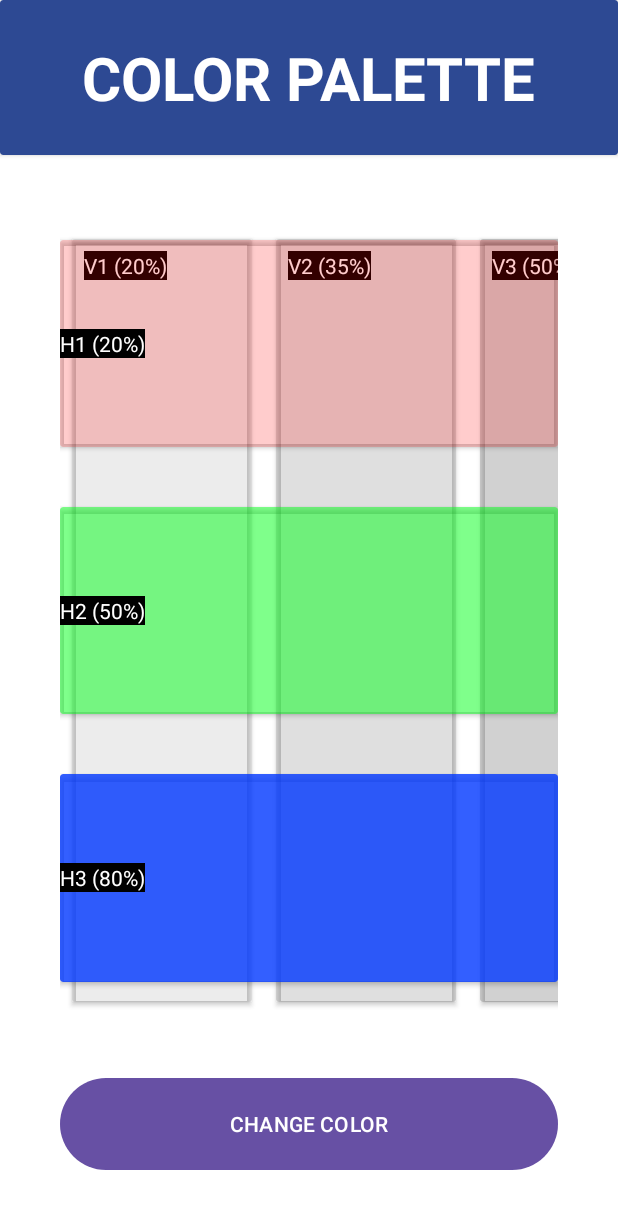
After one commit to KaylR0/Actividades1PMDM, an Android app: the ColorPalette screen opened directly, with no data from a screen before it, on a phone screen of 412 x 824 dp. The commit adds this screen. Shown: the top 1209 px of the screen. Run offline under Robolectric (Android 15) with nearby library versions, the phone set to English and light mode, and no system bars.

Commit message:
Todos los cambios de la rama developer mergeados correctamente. Preparado para Push origin/main y entrega al profesor

```diff
--- /dev/null
+++ b/app/src/main/java/com/kaylr/chat/colorPalette/ColorPalette.kt
@@ -0,0 +1,90 @@
+package com.kaylr.chat.colorPalette
+
+import android.app.Dialog
+import android.graphics.Color
+import androidx.appcompat.app.AppCompatActivity
+import android.os.Bundle
+import android.widget.Button
+import android.widget.RadioButton
+import android.widget.RadioGroup
+import androidx.cardview.widget.CardView
+import androidx.recyclerview.widget.LinearLayoutManager
+import androidx.recyclerview.widget.RecyclerView
+import com.kaylr.chat.R
+
+class ColorPalette : AppCompatActivity() {
+    private lateinit var rvVerticalColor: RecyclerView //RECYCLER_ColorPalette
+    private lateinit var verticalColorAdapter: VerticalColorAdapter //RECYCLER_VerticalColor
+    private lateinit var btnChangeColor: Button
+
+    private val vColors = mutableListOf( //RECYCLER_verticalColors
+        VerticalColor(R.string.v1_20.toString(), Color.argb(20,23,23,23)), //me ha obligado a cambiar la variable "Color" dentro de la data class a Int en vez de a Color.
+        VerticalColor(R.string.v2_35.toString(), Color.argb(35,23,23,23)),
+        VerticalColor(R.string.v3_50.toString(), Color.argb(50,23,23,23)),
+        VerticalColor(R.string.v4_65.toString(), Color.argb(65,23,23,23)),
+        VerticalColor(R.string.v5_80.toString(), Color.argb(80,23,23,23))
+    )
+    private fun initComponents() {
+        rvVerticalColor = findViewById<RecyclerView>(R.id.rvVerticalColors)
+        btnChangeColor = findViewById(R.id.btnChangeColor)
+    }
+    private fun initUI(){
+        verticalColorAdapter = VerticalColorAdapter(vColors)//{ position -> onColorSelected(position) } //RECYCLER_vColor
+        rvVerticalColor.layoutManager = LinearLayoutManager(this, LinearLayoutManager.HORIZONTAL, false) //RECYCLER_vColor
+        rvVerticalColor.adapter = verticalColorAdapter //RECYCLER_vColor
+    }
+    override fun onCreate(savedInstanceState: Bundle?) {
+        super.onCreate(savedInstanceState)
+        setContentView(R.layout.activity_color_palette)
+        initComponents()
+        initUI()
+        initListeners()
+    }
+    private fun initListeners() { btnChangeColor.setOnClickListener{ showDialog() }
+    }
+    private fun showDialog() {
+        val dialog = Dialog(this)
+        dialog.setContentView(R.layout.dialog_color_palette)
+        val btnApplyColor: Button = dialog.findViewById(R.id.btnApplyColor)
+        val rgBars: RadioGroup = dialog.findViewById(R.id.rgBars)
+        val rgColors: RadioGroup = dialog.findViewById(R.id.rgColors)
+        val cvH1: CardView = findViewById(R.id.cvHorizontalColor1)
+        val cvH2: CardView = findViewById(R.id.cvHorizontalColor2)
+        val cvH3: CardView = findViewById(R.id.cvHorizontalColor3)
+
+        btnApplyColor.setOnClickListener {
+            val selectedBarRadioButton: RadioButton = rgBars.findViewById(rgBars.checkedRadioButtonId)
+            val selectedColorRadioButton: RadioButton = rgColors.findViewById(rgColors.checkedRadioButtonId)
+            var currentColor: Array<Int> = arrayOf(R.color.black20,R.color.black35,R.color.black50,R.color.black65,R.color.black80)
+
+            when(selectedColorRadioButton.text.toString()){
+                getString(R.string.white) -> currentColor = arrayOf(R.color.white20,R.color.white35,R.color.white50,R.color.white65,R.color.white80)
+                getString(R.string.red) -> currentColor = arrayOf(R.color.red20,R.color.red35,R.color.red50,R.color.red65,R.color.red80)
+                getString(R.string.orange) -> currentColor = arrayOf(R.color.orange20,R.color.orange35,R.color.orange50,R.color.orange65,R.color.orange80)
+                getString(R.string.yellow) -> currentColor = arrayOf(R.color.yellow20,R.color.yellow35,R.color.yellow50,R.color.yellow65,R.color.yellow80)
+                getString(R.string.green) -> currentColor = arrayOf(R.color.green20,R.color.green35,R.color.green50,R.color.green65,R.color.green80)
+                getString(R.string.turquoise) -> currentColor = arrayOf(R.color.turquoise20,R.color.turquoise35,R.color.turquoise50,R.color.turquoise65,R.color.turquoise80)
+                getString(R.string.blue) -> currentColor = arrayOf(R.color.blue20,R.color.blue35,R.color.blue50,R.color.blue65,R.color.blue80)
+                getString(R.string.purple) -> currentColor = arrayOf(R.color.purple20,R.color.purple35,R.color.purple50,R.color.purple65,R.color.purple80)
+                getString(R.string.black) -> currentColor = arrayOf(R.color.black20,R.color.black35,R.color.black50,R.color.black65,R.color.black80)
+            }
+            when(selectedBarRadioButton.text.toString()){
+                getString(R.string.h1_20) -> cvH1.setCardBackgroundColor(getColor(currentColor[0])) //si su texto es el de la String indicada, le asigna el color correspondiente
+                getString(R.string.h2_50) -> cvH2.setCardBackgroundColor(getColor(currentColor[2]))
+                getString(R.string.h3_80) -> cvH3.setCardBackgroundColor(getColor(currentColor[4]))
+                getString(R.string.v1_20) -> vColors[0].color= getColor(currentColor[0])
+                getString(R.string.v2_35) -> vColors[1].color= getColor(currentColor[1])
+                getString(R.string.v3_50) -> vColors[2].color= getColor(currentColor[2])
+                getString(R.string.v4_65) -> vColors[3].color= getColor(currentColor[3])
+                getString(R.string.v5_80) -> vColors[4].color= getColor(currentColor[4])
+            }
+                updateVerticalColors()
+                dialog.hide()
+        }
+        dialog.show()
+    }
+    private fun updateVerticalColors() {
+        //notificamos un cambio hecho a la lista (dataclass) VerticalColor
+        rvVerticalColor.adapter?.notifyDataSetChanged()
+    }
+}
--- /dev/null
+++ b/app/src/main/java/com/kaylr/chat/colorPalette/VerticalColor.kt
@@ -0,0 +1,4 @@
+package com.kaylr.chat.colorPalette
+
+
+data class VerticalColor(val name:String, var color: Int)
--- /dev/null
+++ b/app/src/main/java/com/kaylr/chat/colorPalette/VerticalColorAdapter.kt
@@ -0,0 +1,22 @@
+package com.kaylr.chat.colorPalette
+
+import android.view.LayoutInflater
+import android.view.ViewGroup
+import androidx.recyclerview.widget.RecyclerView
+import com.kaylr.chat.R
+import com.kaylr.chat.boardGamesApp.GamesViewHolder
+
+class VerticalColorAdapter (private val color: List<VerticalColor>) :
+RecyclerView.Adapter<VerticalColorViewHolder>() {
+    override fun onCreateViewHolder(parent: ViewGroup, viewType: Int): VerticalColorViewHolder {
+        val view = LayoutInflater.from(parent.context).inflate(R.layout.item_vertical_color, parent, false)
+        return VerticalColorViewHolder(view)
+    }
+
+    override fun onBindViewHolder(holder: VerticalColorViewHolder, position: Int) {
+        holder.render(color[position])
+    }
+
+    override fun getItemCount()=color.size
+
+}
--- /dev/null
+++ b/app/src/main/java/com/kaylr/chat/colorPalette/VerticalColorViewHolder.kt
@@ -0,0 +1,68 @@
+package com.kaylr.chat.colorPalette
+
+import android.view.View
+import android.widget.TextView
+import androidx.cardview.widget.CardView
+import androidx.core.content.ContextCompat
+import androidx.recyclerview.widget.RecyclerView
+import com.kaylr.chat.R
+import com.kaylr.chat.boardGamesApp.GameCategory
+
+class VerticalColorViewHolder(view: View): RecyclerView.ViewHolder(view) {
+    private val viewContainerVC: CardView = view.findViewById(R.id.viewContainerVerticalColor)
+    private val tvVerticalColor:TextView = view.findViewById(R.id.tvVerticalColor)
+    fun render(vColor: VerticalColor){
+        when(vColor.name){
+            R.string.v1_20.toString() -> {
+                tvVerticalColor.text = "V1 (20%)"
+                viewContainerVC.setCardBackgroundColor(vColor.color)
+                /*viewContainerVC.setBackgroundColor(
+                    ContextCompat.getColor(
+                        viewContainerVC.context,
+                        R.color.v_color1_20
+                    )
+                )*/
+            }
+            R.string.v2_35.toString() -> {
+                tvVerticalColor.text = "V2 (35%)"
+                viewContainerVC.setCardBackgroundColor(vColor.color)
+                /*viewContainerVC.setBackgroundColor(
+                    ContextCompat.getColor(
+                        viewContainerVC.context,
+                        R.color.v_color2_35
+                    )
+                )*/
+            }
+            R.string.v3_50.toString() -> {
+                tvVerticalColor.text = "V3 (50%)"
+                viewContainerVC.setCardBackgroundColor(vColor.color)
+                /*viewContainerVC.setBackgroundColor(
+                    ContextCompat.getColor(
+                        viewContainerVC.context,
+                        R.color.v_color3_50
+                    )
+                )*/
+            }
+            R.string.v4_65.toString() -> {
+                tvVerticalColor.text = "V4 (65%)"
+                viewContainerVC.setCardBackgroundColor(vColor.color)
+                /*viewContainerVC.setBackgroundColor(
+                    ContextCompat.getColor(
+                        viewContainerVC.context,
+                        R.color.v_color4_65
+                    )
+                )*/
+            }
+            R.string.v5_80.toString() -> {
+                tvVerticalColor.text = "V5 (80%)"
+                viewContainerVC.setCardBackgroundColor(vColor.color)
+                /*viewContainerVC.setBackgroundColor(
+                    ContextCompat.getColor(
+                        viewContainerVC.context,
+                        R.color.v_color5_80
+                    )
+                )*/
+            }
+        }
+    }
+}
--- /dev/null
+++ b/app/src/main/res/layout/activity_color_palette.xml
@@ -0,0 +1,111 @@
+<?xml version="1.0" encoding="utf-8"?>
+<FrameLayout
+    xmlns:android="http://schemas.android.com/apk/res/android"
+    xmlns:app="http://schemas.android.com/apk/res-auto"
+    xmlns:tools="http://schemas.android.com/tools"
+    android:layout_width="match_parent"
+    android:layout_height="match_parent"
+    tools:context=".colorPalette.ColorPalette"
+    tools:ignore="ExtraText">
+    <!-- LAYOUT PARA ENCABEZADO Y RECYCLERVIEW -->
+    <LinearLayout
+        android:layout_width="match_parent"
+        android:layout_height="match_parent"
+        android:orientation="vertical"
+        android:background="@color/white"
+        >
+    <androidx.cardview.widget.CardView
+        android:layout_width="match_parent"
+        android:layout_height="0dp"
+        android:backgroundTint="@color/bgapp_background_app"
+        android:layout_weight="1">
+        <TextView
+            android:layout_width="wrap_content"
+            android:layout_height="wrap_content"
+            android:text="COLOR PALETTE"
+            android:textColor="@color/white"
+            android:textSize="40dp"
+            android:layout_gravity="center"
+            android:textStyle="bold">
+        </TextView>
+    </androidx.cardview.widget.CardView>
+    <androidx.recyclerview.widget.RecyclerView
+        android:id="@+id/rvVerticalColors"
+        android:layout_width="match_parent"
+        android:layout_height="0dp"
+        android:layout_weight="6"
+        android:layout_marginBottom="100dp"
+        android:padding="40dp" />
+    </LinearLayout>
+
+    <!-- LAYOUT PARA CARDVIEWS Y BOTÓN -->
+    <LinearLayout
+        android:layout_width="match_parent"
+        android:layout_height="match_parent"
+        android:orientation="vertical"
+        android:padding="40dp"
+        android:layout_marginTop="100dp">
+        <androidx.cardview.widget.CardView
+            android:id="@+id/cvHorizontalColor1"
+            android:layout_width="match_parent"
+            android:layout_height="0dp"
+            android:layout_weight="1"
+            app:cardBackgroundColor="@color/red20"
+            android:layout_marginVertical="20dp"
+            ><TextView
+                android:layout_width="wrap_content"
+                android:layout_height="wrap_content"
+                android:text="@string/h1_20"
+                android:textColor="@color/white"
+                android:background="@color/black"
+                android:layout_gravity="start|center"
+                style="bold"
+            ></TextView>
+
+        </androidx.cardview.widget.CardView>
+        <androidx.cardview.widget.CardView
+            android:id="@+id/cvHorizontalColor2"
+            android:layout_width="match_parent"
+            android:layout_height="0dp"
+            android:layout_weight="1"
+            app:cardBackgroundColor="@color/green50"
+            android:layout_marginVertical="20dp"
+            ><TextView
+                android:layout_width="wrap_content"
+                android:layout_height="wrap_content"
+                android:text="@string/h2_50"
+                android:textColor="@color/white"
+                android:background="@color/black"
+                android:layout_gravity="start|center"
+                style="bold"
+            ></TextView>
+        </androidx.cardview.widget.CardView>
+
+        <androidx.cardview.widget.CardView
+            android:id="@+id/cvHorizontalColor3"
+            android:layout_width="match_parent"
+            android:layout_height="0dp"
+            android:layout_weight="1"
+            app:cardBackgroundColor="@color/blue80"
+            android:layout_marginVertical="20dp"
+            ><TextView
+                android:layout_width="wrap_content"
+                android:layout_height="wrap_content"
+                android:text="@string/h3_80"
+                android:textColor="@color/white"
+                android:background="@color/black"
+                android:layout_gravity="start|center"
+                style="bold"
+            ></TextView>
+        </androidx.cardview.widget.CardView>
+
+        <Button
+            android:id="@+id/btnChangeColor"
+            android:layout_width="match_parent"
+            android:layout_height="0dp"
+            android:layout_weight="0.5"
+            android:layout_marginTop="40dp"
+            android:text="CHANGE COLOR">
+        </Button>
+    </LinearLayout>
+</FrameLayout>
```
Also changed, not shown: app/src/main/res/layout/activity_menu.xml (+10 -2 lines), app/src/main/res/layout/dialog_color_palette.xml (added, +206 -0 lines), app/src/main/res/layout/item_ejemplo.xml (added, +11 -0 lines), app/src/main/res/layout/item_vertical_color.xml (added, +28 -0 lines).
